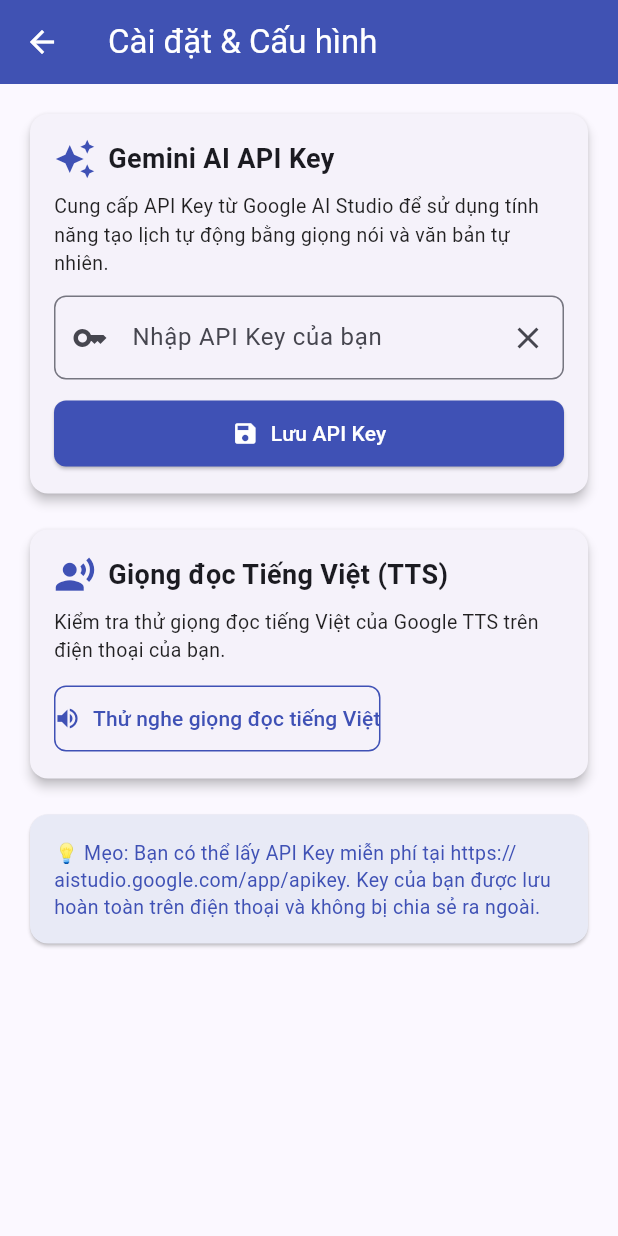
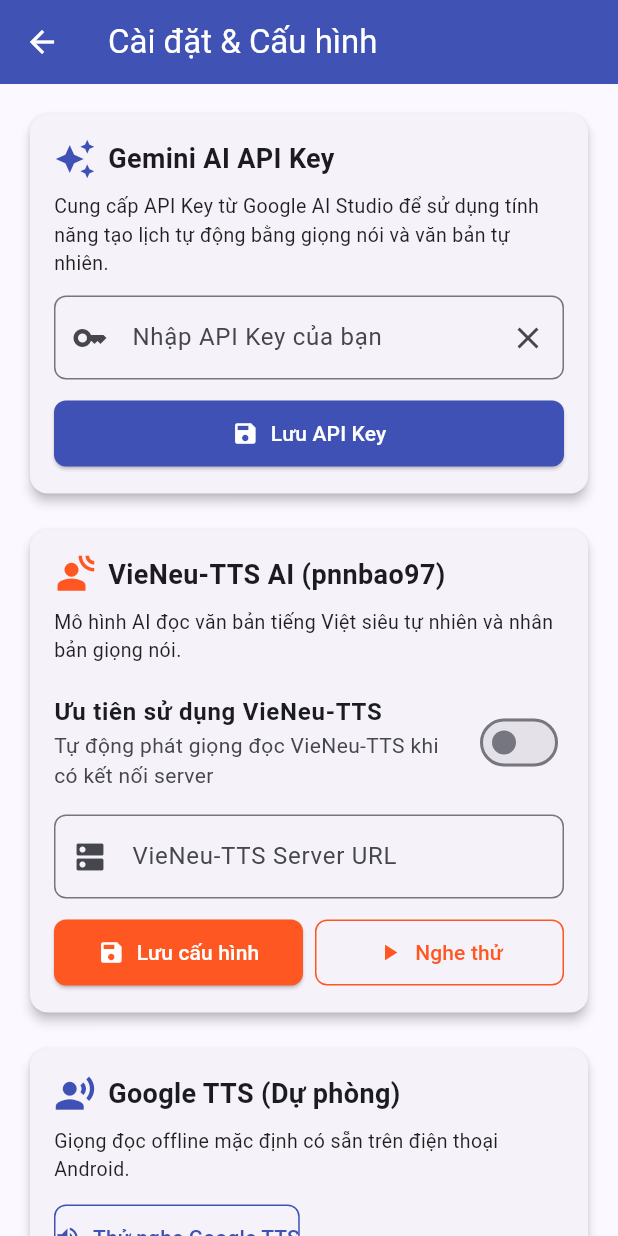
Before and after one commit to JamesNguyen2k4/App_laplichcanhan, a Flutter app: the SettingsScreen screen opened directly, on a phone screen of 412 x 824 dp. Run offline on Flutter 3.47's test engine with Material 3 defaults, Android fonts, the phone set to English and light mode, and no system bars; our stand-ins replace audioplayers, flutter_local_notifications, flutter_tts, shared_preferences, speech_to_text, table_calendar; accounts and stored records are empty.

Commit message:
Update tích hợp model text to speech

```diff
--- a/lib/main.dart
+++ b/lib/main.dart
@@ -39,7 +39,7 @@ class ScheduleAlarmApp extends StatelessWidget {
           centerTitle: false,
           elevation: 2,
         ),
-        cardTheme: CardTheme(
+        cardTheme: CardThemeData(
           elevation: 2,
           shape: RoundedRectangleBorder(borderRadius: BorderRadius.circular(12)),
         ),
--- a/lib/screens/ai_assistant_dialog.dart
+++ b/lib/screens/ai_assistant_dialog.dart
@@ -216,7 +216,7 @@ class _AiAssistantDialogState extends State<AiAssistantDialog> {
                 decoration: BoxDecoration(
                   color: Colors.indigo.shade50,
                   borderRadius: BorderRadius.circular(12),
-                  border: Border.parseBorder(Border.all(color: Colors.indigo.shade200)),
+                  border: Border.all(color: Colors.indigo.shade200),
                 ),
                 child: Column(
                   crossAxisAlignment: CrossAxisAlignment.start,
--- a/lib/screens/settings_screen.dart
+++ b/lib/screens/settings_screen.dart
@@ -11,7 +11,9 @@ class SettingsScreen extends StatefulWidget {
 
 class _SettingsScreenState extends State<SettingsScreen> {
   final TextEditingController _apiKeyController = TextEditingController();
-  bool _isSaved = false;
+  final TextEditingController _vieneuUrlController = TextEditingController();
+  bool _useVieNeuTts = false;
+  bool _isTestingVieNeu = false;
 
   @override
   void initState() {
@@ -20,20 +22,24 @@ class _SettingsScreenState extends State<SettingsScreen> {
     if (currentKey != null) {
       _apiKeyController.text = currentKey;
     }
+
+    final currentVieNeuUrl = StorageService.getVieNeuServerUrl();
+    if (currentVieNeuUrl != null) {
+      _vieneuUrlController.text = currentVieNeuUrl;
+    }
+    _useVieNeuTts = StorageService.getUseVieNeuTts();
   }
 
   @override
   void dispose() {
     _apiKeyController.dispose();
+    _vieneuUrlController.dispose();
     super.dispose();
   }
 
   void _saveApiKey() async {
     final key = _apiKeyController.text.trim();
     await StorageService.saveGeminiApiKey(key);
-    setState(() {
-      _isSaved = true;
-    });
     if (mounted) {
       ScaffoldMessenger.of(context).showSnackBar(
         const SnackBar(
@@ -44,10 +50,53 @@ class _SettingsScreenState extends State<SettingsScreen> {
     }
   }
 
+  void _saveVieNeuSettings() async {
+    final url = _vieneuUrlController.text.trim();
+    await StorageService.saveVieNeuServerUrl(url);
+    await StorageService.setUseVieNeuTts(_useVieNeuTts);
+    if (mounted) {
+      ScaffoldMessenger.of(context).showSnackBar(
+        const SnackBar(
+          content: Text('Đã lưu cấu hình VieNeu-TTS thành công!'),
+          backgroundColor: Colors.green,
+        ),
+      );
+    }
+  }
+
   void _testTts() async {
     await TtsService.speak(
-      "Xin chào! Đây là tính năng đọc thông báo và lời nhắc tiếng Việt của ứng dụng.",
+      "Xin chào! Đây là tính năng đọc thông báo và lời nhắc tiếng Việt của Google TTS.",
     );
+  }
+
+  void _testVieNeuTts() async {
+    final url = _vieneuUrlController.text.trim();
+    if (url.isEmpty) {
+      ScaffoldMessenger.of(context).showSnackBar(
+        const SnackBar(
+          content: Text('Vui lòng nhập Server URL của VieNeu-TTS trước!'),
+          backgroundColor: Colors.orange,
+        ),
+      );
+      return;
+    }
+
+    setState(() => _isTestingVieNeu = true);
+    final success = await TtsService.playVieNeuTts(
+      "Xin chào! Đây là giọng đọc nhân bản tiếng Việt siêu tự nhiên từ VieNeu-TTS.",
+      url,
+    );
+    setState(() => _isTestingVieNeu = false);
+
+    if (mounted) {
+      ScaffoldMessenger.of(context).showSnackBar(
+        SnackBar(
+          content: Text(success ? 'Phát VieNeu-TTS thành công!' : 'Không thể kết nối đến VieNeu-TTS server'),
+          backgroundColor: success ? Colors.green : Colors.red,
+        ),
+      );
+    }
   }
 
   @override
@@ -122,7 +171,93 @@ class _SettingsScreenState extends State<SettingsScreen> {
 
           const SizedBox(height: 16),
 
-          // Mục 2: Kiểm tra Âm thanh & Text-To-Speech (TTS)
+          // Mục 2: Cấu hình VieNeu-TTS (pnnbao97)
+          Card(
+            elevation: 3,
+            shape: RoundedRectangleBorder(borderRadius: BorderRadius.circular(12)),
+            child: Padding(
+              padding: const EdgeInsets.all(16.0),
+              child: Column(
+                crossAxisAlignment: CrossAxisAlignment.start,
+                children: [
+                  Row(
+                    children: const [
+                      Icon(Icons.spatial_audio, color: Colors.deepOrange, size: 28),
+                      SizedBox(width: 8),
+                      Expanded(
+                        child: Text(
+                          'VieNeu-TTS AI (pnnbao97)',
+                          style: TextStyle(fontSize: 18, fontWeight: FontWeight.bold),
+                        ),
+                      ),
+                    ],
+                  ),
+                  const SizedBox(height: 8),
+                  const Text(
+                    'Mô hình AI đọc văn bản tiếng Việt siêu tự nhiên và nhân bản giọng nói.',
+                    style: TextStyle(color: Colors.black87, fontSize: 13),
+                  ),
+                  const SizedBox(height: 12),
+                  SwitchListTile(
+                    contentPadding: EdgeInsets.zero,
+                    title: const Text('Ưu tiên sử dụng VieNeu-TTS', style: TextStyle(fontWeight: FontWeight.w600)),
+                    subtitle: const Text('Tự động phát giọng đọc VieNeu-TTS khi có kết nối server'),
+                    value: _useVieNeuTts,
+                    activeColor: Colors.deepOrange,
+                    onChanged: (val) => setState(() => _useVieNeuTts = val),
+                  ),
+                  const SizedBox(height: 8),
+                  TextField(
+                    controller: _vieneuUrlController,
+                    decoration: InputDecoration(
+                      labelText: 'VieNeu-TTS Server URL',
+                      hintText: 'Ví dụ: http://192.168.1.10:8000',
+                      border: OutlineInputBorder(borderRadius: BorderRadius.circular(8)),
+                      prefixIcon: const Icon(Icons.dns),
+                    ),
+                  ),
+                  const SizedBox(height: 12),
+                  Row(
+                    children: [
+                      Expanded(
+                        child: ElevatedButton.icon(
+                          onPressed: _saveVieNeuSettings,
+                          icon: const Icon(Icons.save),
+                          label: const Text('Lưu cấu hình'),
+                          style: ElevatedButton.styleFrom(
+                            backgroundColor: Colors.deepOrange,
+                            foregroundColor: Colors.white,
+                            padding: const EdgeInsets.symmetric(vertical: 12),
+                            shape: RoundedRectangleBorder(borderRadius: BorderRadius.circular(8)),
+                          ),
+                        ),
+                      ),
+                      const SizedBox(width: 8),
+                      Expanded(
+                        child: OutlinedButton.icon(
+                          onPressed: _isTestingVieNeu ? null : _testVieNeuTts,
+                          icon: _isTestingVieNeu
+                              ? const SizedBox(width: 16, height: 16, child: CircularProgressIndicator(strokeWidth: 2))
+                              : const Icon(Icons.play_arrow),
+                          label: const Text('Nghe thử'),
+                          style: OutlinedButton.styleFrom(
+                            foregroundColor: Colors.deepOrange,
+                            side: const BorderSide(color: Colors.deepOrange),
+                            padding: const EdgeInsets.symmetric(vertical: 12),
+                            shape: RoundedRectangleBorder(borderRadius: BorderRadius.circular(8)),
+                          ),
+                        ),
+                      ),
+                    ],
+                  ),
+                ],
+              ),
+            ),
+          ),
+
+          const SizedBox(height: 16),
+
+          // Mục 3: Kiểm tra Google TTS mặc định
           Card(
             elevation: 3,
             shape: RoundedRectangleBorder(borderRadius: BorderRadius.circular(12)),
@@ -136,21 +271,21 @@ class _SettingsScreenState extends State<SettingsScreen> {
                       Icon(Icons.record_voice_over, color: Colors.indigo, size: 28),
                       SizedBox(width: 8),
                       Text(
-                        'Giọng đọc Tiếng Việt (TTS)',
+                        'Google TTS (Dự phòng)',
                         style: TextStyle(fontSize: 18, fontWeight: FontWeight.bold),
                       ),
                     ],
                   ),
                   const SizedBox(height: 8),
                   const Text(
-                    'Kiểm tra thử giọng đọc tiếng Việt của Google TTS trên điện thoại của bạn.',
+                    'Giọng đọc offline mặc định có sẵn trên điện thoại Android.',
                     style: TextStyle(color: Colors.black87, fontSize: 13),
                   ),
                   const SizedBox(height: 12),
                   OutlinedButton.icon(
                     onPressed: _testTts,
                     icon: const Icon(Icons.volume_up),
-                    label: const Text('Thử nghe giọng đọc tiếng Việt'),
+                    label: const Text('Thử nghe Google TTS'),
                     style: OutlinedButton.styleFrom(
                       foregroundColor: Colors.indigo,
                       padding: const EdgeInsets.symmetric(vertical: 12),
@@ -162,22 +297,6 @@ class _SettingsScreenState extends State<SettingsScreen> {
               ),
             ),
           ),
-
-          const SizedBox(height: 16),
-
-          // Mục 3: Hướng dẫn
-          Card(
-            elevation: 1,
-            color: Colors.indigo.shade50,
-            shape: RoundedRectangleBorder(borderRadius: BorderRadius.circular(12)),
-            child: const Padding(
-              padding: EdgeInsets.all(16.0),
-              child: Text(
-                '💡 Mẹo: Bạn có thể lấy API Key miễn phí tại https://aistudio.google.com/app/apikey. Key của bạn được lưu hoàn toàn trên điện thoại và không bị chia sẻ ra ngoài.',
-                style: TextStyle(fontSize: 13, color: Colors.indigo, height: 1.4),
-              ),
-            ),
-          ),
         ],
       ),
     );
--- a/lib/services/storage_service.dart
+++ b/lib/services/storage_service.dart
@@ -6,6 +6,8 @@ class StorageService {
   static const String _eventsKey = 'events_storage_key';
   static const String _geminiApiKey = 'gemini_api_key';
   static const String _alarmRingtonePathKey = 'alarm_ringtone_path';
+  static const String _vieneuServerUrlKey = 'vieneu_server_url';
+  static const String _useVieNeuTtsKey = 'use_vieneu_tts';
 
   static SharedPreferences? _prefs;
 
@@ -81,8 +83,22 @@ class StorageService {
     return _prefs?.getString(_alarmRingtonePathKey);
   }
 
-  static Future<void> saveCustomRingtone(String path) async {
+  // --- CÀI ĐẶT VIENEU-TTS AI ---
+  static String? getVieNeuServerUrl() {
+    return _prefs?.getString(_vieneuServerUrlKey);
+  }
+
+  static Future<void> saveVieNeuServerUrl(String url) async {
     if (_prefs == null) _prefs = await SharedPreferences.getInstance();
-    await _prefs!.setString(_alarmRingtonePathKey, path);
+    await _prefs!.setString(_vieneuServerUrlKey, url.trim());
+  }
+
+  static bool getUseVieNeuTts() {
+    return _prefs?.getBool(_useVieNeuTtsKey) ?? false;
+  }
+
+  static Future<void> setUseVieNeuTts(bool use) async {
+    if (_prefs == null) _prefs = await SharedPreferences.getInstance();
+    await _prefs!.setBool(_useVieNeuTtsKey, use);
   }
 }
--- a/pubspec.yaml
+++ b/pubspec.yaml
@@ -14,7 +14,7 @@ dependencies:
 
   # Quản lý Lịch & Thời gian
   table_calendar: ^3.1.2
-  intl: ^0.19.0
+  intl: ^0.20.3
 
   # Lưu trữ cục bộ
   shared_preferences: ^2.2.3
```
Also changed, not shown: analysis_options.yaml (added, +38 -0 lines), lib/services/tts_service.dart (+50 -2 lines), pubspec.lock (added), 126 other files.
